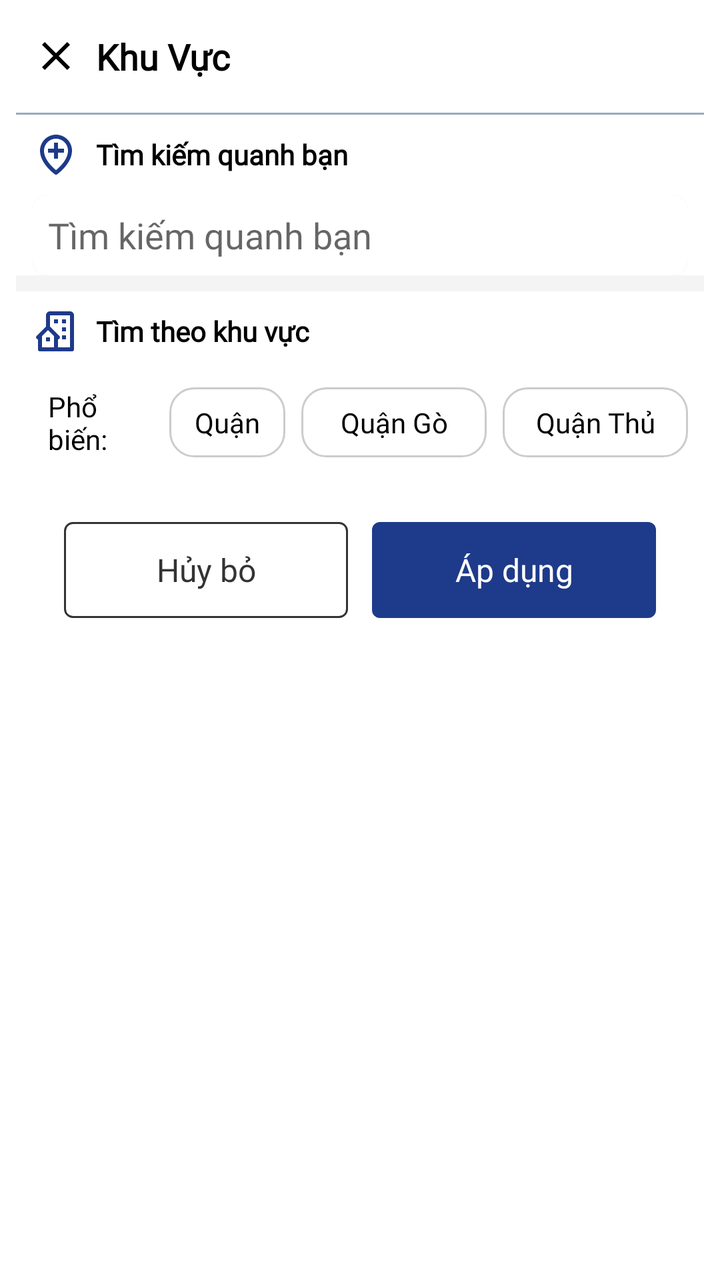
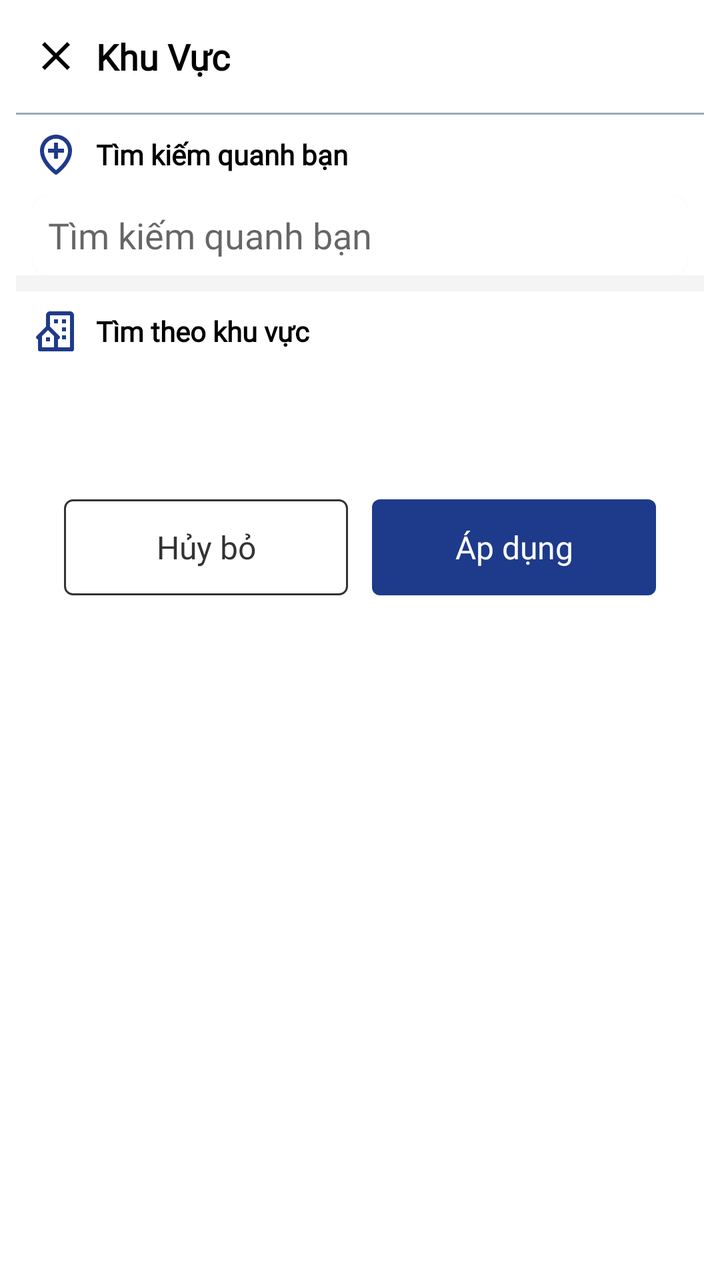

The first picture is an Android layout as it rendered before a commit; the second is the same layout after the commit. The layout source and the unified diff follow.
<!-- AndroidManifest.xml: application theme Theme.FatherOfApps -->
<!-- res/layout/dialog_filter.xml -->
<layout xmlns:android="http://schemas.android.com/apk/res/android"
    xmlns:app="http://schemas.android.com/apk/res-auto"
    xmlns:tools="http://schemas.android.com/tools">

    <data>
        <variable
            name="viewModel"
            type="com.fatherofapps.androidbase.ui.search.SearchViewModel" />
    </data>

    <androidx.constraintlayout.widget.ConstraintLayout
        android:layout_width="match_parent"
        android:layout_height="wrap_content"
        android:padding="8dp">

        
        <LinearLayout
            android:layout_width="match_parent"
            android:layout_height="wrap_content"
            android:orientation="vertical"
            app:layout_constraintEnd_toEndOf="parent"
            app:layout_constraintStart_toStartOf="parent"
            app:layout_constraintTop_toTopOf="parent">

            <LinearLayout
                android:layout_width="match_parent"
                android:layout_height="wrap_content"
                android:gravity="center_vertical"
                android:orientation="horizontal"
                android:padding="8dp">

                <ImageView
                    android:id="@+id/iv_Close"
                    android:layout_width="24dp"
                    android:layout_height="24dp"
                    android:src="@drawable/ic_close" />

                <TextView
                    android:id="@+id/tvTitle"
                    android:layout_width="wrap_content"
                    android:layout_height="wrap_content"
                    android:layout_gravity="center_vertical"
                    android:layout_marginStart="8dp"
                    android:fontFamily="@font/roboto_regular"
                    android:text="Khu Vực"
                    android:textColor="@color/black"
                    android:textSize="18sp"
                    android:textStyle="bold" /> 
            </LinearLayout>

            <View
                android:id="@+id/divider3"
                android:layout_width="match_parent"
                android:layout_height="1dp"
                android:layout_marginTop="8dp"
                android:background="@color/g_gray700"
                android:backgroundTint="@color/g_blue_gray200" />

            <LinearLayout
                android:layout_width="match_parent"
                android:layout_height="wrap_content"
                android:background="#ffff"
                android:gravity="center_vertical"
                android:orientation="horizontal"
                android:padding="8dp">

                <ImageView
                    android:id="@+id/iv_location"
                    android:layout_width="24dp"
                    android:layout_height="24dp"
                    android:src="@drawable/icon_loaction" />

                <TextView
                    android:id="@+id/tvTitle_location"
                    android:layout_width="wrap_content"
                    android:layout_height="wrap_content"
                    android:layout_gravity="center_vertical"
                    android:layout_marginStart="8dp"
                    android:fontFamily="@font/roboto_regular"
                    android:text="Tìm kiếm quanh bạn"
                    android:textColor="@color/black"
                    android:textSize="14sp"
                    android:textStyle="bold" /> 
            </LinearLayout>

            <EditText
                android:id="@+id/editTextLocation"
                android:layout_width="match_parent"
                android:layout_height="wrap_content"
                android:layout_marginStart="8dp"
                android:layout_marginEnd="8dp"
                android:background="@drawable/rounded_background"
                android:fontFamily="@font/roboto_regular"
                android:hint="Tìm kiếm quanh bạn"
                android:inputType="text"
                android:padding="8dp" />

            <LinearLayout
                android:layout_width="match_parent"
                android:layout_height="wrap_content"
                android:background="#F4F4F4"
                android:gravity="center_vertical"
                android:orientation="horizontal"
                android:padding="4dp">
                
            </LinearLayout>

            <LinearLayout
                android:layout_width="match_parent"
                android:layout_height="wrap_content"
                android:background="#ffff"
                android:gravity="center_vertical"
                android:orientation="horizontal"
                android:padding="8dp">

                <ImageView
                    android:id="@+id/iv_area"
                    android:layout_width="24dp"
                    android:layout_height="24dp"
                    android:src="@drawable/ic_building_house" />

                <TextView
                    android:id="@+id/tvTitle_area"
                    android:layout_width="wrap_content"
                    android:layout_height="wrap_content"
                    android:layout_gravity="center_vertical"
                    android:layout_marginStart="8dp"
                    android:fontFamily="@font/roboto_regular"
                    android:text="Tìm theo khu vực"
                    android:textColor="@color/black"
                    android:textSize="14sp"
                    android:textStyle="bold" /> 
            </LinearLayout>

            <LinearLayout
                android:layout_width="match_parent"
                android:layout_height="wrap_content"
                android:background="#ffff"
                android:gravity="center_vertical"
                android:orientation="horizontal"
                android:padding="8dp">

                <TextView
                    android:id="@+id/tvTitle_category_address"
                    android:layout_width="wrap_content"
                    android:layout_height="wrap_content"
                    android:layout_gravity="center_vertical"
                    android:layout_marginStart="8dp"
                    android:layout_weight="0.5"

                    android:fontFamily="@font/roboto_regular"
                    android:text="Phổ biến: "
                    android:textColor="@color/black"
                    android:textSize="14sp" />

                <TextView
                    android:id="@+id/spinner_category1"
                    android:layout_width="75dp"
                    android:layout_height="35dp"
                    android:layout_weight="1"
                    android:layout_marginStart="8dp"
                    android:background="@drawable/spinner_background"
                    android:fontFamily="@font/roboto_regular"
                    android:gravity="center"
                    android:text="Quận 1"
                    android:textColor="@android:color/black" />

                <TextView
                    android:id="@+id/spinner_category2"
                    android:layout_width="110dp"
                    android:layout_height="35dp"
                    android:layout_marginStart="8dp"
                    android:layout_weight="1"

                    android:background="@drawable/spinner_background"
                    android:fontFamily="@font/roboto_regular"
                    android:gravity="center"
                    android:text="Quận Gò Vấp"
                    android:textColor="@android:color/black" />

                <TextView
                    android:id="@+id/spinner_category3"
                    android:layout_width="110dp"
                    android:layout_height="35dp"
                    android:layout_weight="1"
                    android:layout_marginStart="8dp"
                    android:background="@drawable/spinner_background"
                    android:fontFamily="@font/roboto_regular"
                    android:gravity="center"
                    android:text="Quận Thủ Đức"
                    android:textColor="@android:color/black" />


            
            </LinearLayout>

            <LinearLayout
                android:id="@+id/linearLayout2"
                android:layout_width="match_parent"
                android:layout_height="wrap_content"
                android:layout_margin="24dp"
                android:orientation="horizontal"
                tools:layout_editor_absoluteX="24dp">

                <androidx.appcompat.widget.AppCompatButton
                    android:id="@+id/btnNegative"
                    style="@style/button_style_normal"
                    android:layout_width="0dp"
                    android:layout_height="wrap_content"
                    android:layout_marginEnd="6dp"
                    android:layout_weight="1"
                    android:text="Hủy bỏ"
                    android:textAllCaps="false" />

                <androidx.appcompat.widget.AppCompatButton
                    android:id="@+id/btnPositive"
                    style="@style/cta_button_style"
                    android:layout_width="0dp"
                    android:layout_height="wrap_content"
                    android:layout_marginStart="6dp"
                    android:layout_weight="1"
                    android:text="Áp dụng"
                    android:textAllCaps="false" />
            </LinearLayout>
        </LinearLayout>
    </androidx.constraintlayout.widget.ConstraintLayout>
</layout>
<!-- resources referenced by this layout -->
<resources>
  <color name="black">#FF000000</color>
  <color name="g_blue_gray200">#97AABD</color>
  <color name="g_gray700">#666666</color>
  <!-- drawable ic_close (drawable) -->
  <vector xmlns:android="http://schemas.android.com/apk/res/android" android:height="24dp" android:tint="#000000" android:viewportHeight="24" android:viewportWidth="24" android:width="24dp">
        
      <path android:fillColor="@android:color/white" android:pathData="M19,6.41L17.59,5 12,10.59 6.41,5 5,6.41 10.59,12 5,17.59 6.41,19 12,13.41 17.59,19 19,17.59 13.41,12z"/>
      
  </vector>
  <!-- drawable icon_loaction (drawable) -->
  <vector xmlns:android="http://schemas.android.com/apk/res/android"
      android:width="24dp"
      android:height="24dp"
      android:viewportWidth="24"
      android:viewportHeight="24">
    <path
        android:fillColor="@color/color_main"
        android:pathData="M11.42,21.815a1.004,1.004 0,0 0,1.16 0C12.884,21.598 20.029,16.44 20,10c0,-4.411 -3.589,-8 -8,-8S4,5.589 4,9.996c-0.029,6.444 7.116,11.602 7.42,11.819zM12,4c3.309,0 6,2.691 6,6.004 0.021,4.438 -4.388,8.423 -6,9.731 -1.611,-1.308 -6.021,-5.293 -6,-9.735 0,-3.309 2.691,-6 6,-6z"/>
    <path
        android:fillColor="@color/color_main"
        android:pathData="M11,14h2v-3h3V9h-3V6h-2v3H8v2h3z"/>
  </vector>
  <!-- drawable rounded_background (drawable) -->
  <layer-list xmlns:android="http://schemas.android.com/apk/res/android">
      <item>
          <shape android:shape="rectangle">
              <solid android:color="#E0E0E0" /> 
              <corners android:radius="8dp" />
          </shape>
      </item>
      <item>
          <shape android:shape="rectangle">
              <solid android:color="@color/white" /> 
              <corners android:radius="8dp" />
          </shape>
      </item>
  </layer-list>
  <!-- drawable spinner_background (drawable) -->
  <?xml version="1.0" encoding="utf-8"?>
  <shape xmlns:android="http://schemas.android.com/apk/res/android">
      
      <solid android:color="@android:color/white" />
  
      
      <stroke
          android:width="1dp"
          android:color="#CCCCCC" /> 
  
      
      <corners android:radius="12dp" />
  
      
      <padding
          android:left="8dp"
          android:top="8dp"
          android:right="8dp"
          android:bottom="8dp" />
  </shape>
  <style name="button_style_normal">
          <item name="android:textSize">16sp</item>
          <item name="android:textColor">@color/text_color</item>
          <item name="fontFamily">@font/app_font_medium</item>
          <item name="android:stateListAnimator">@null</item>
          <item name="android:background">@drawable/background_button_normal</item>
      </style>
  <style name="cta_button_style">
          <item name="android:textSize">16sp</item>
          <item name="android:textColor">@color/light_text_color</item>
          <item name="fontFamily">@font/app_font_medium</item>
          <item name="android:stateListAnimator">@null</item>
          <item name="android:background">@drawable/background_cta_button</item>
      </style>
  <color name="color_main">#1E3A8A</color>
  <color name="white">#FFFFFFFF</color>
  <color name="text_color">#333333</color>
  <!-- drawable background_button_normal (drawable) -->
  <?xml version="1.0" encoding="utf-8"?>
  <shape xmlns:android="http://schemas.android.com/apk/res/android">
  
      <corners android:radius="4dp"/>
  
      <solid android:color="@android:color/white" />
  
      <stroke android:color="@color/text_color" android:width="1dp"/>
  
  </shape>
  <color name="light_text_color">#FFFFFFFF</color>
  <!-- drawable background_cta_button (drawable) -->
  <?xml version="1.0" encoding="utf-8"?>
  <shape xmlns:android="http://schemas.android.com/apk/res/android">
  
      <corners android:radius="4dp"/>
  
      <solid android:color="@color/color_main" />
  
  </shape>
  <color name="primaryColor">#ff6c2f</color>
  <color name="primaryDarkColor">#c53a00</color>
  <color name="primaryLightColor">#ff9e5d</color>
  <!-- unchanged entries left out for length: 2 -->
</resources>

<!-- the commit's change to res/layout/dialog_filter.xml (unified diff, before → after) -->
@@ -129,7 +129,7 @@
                     android:text="Tìm theo khu vực"
                     android:textColor="@color/black"
                     android:textSize="14sp"
-                    android:textStyle="bold" /> 
+                    android:textStyle="bold" />
             </LinearLayout>
 
             <LinearLayout
@@ -137,62 +137,21 @@
                 android:layout_height="wrap_content"
                 android:background="#ffff"
                 android:gravity="center_vertical"
-                android:orientation="horizontal"
-                android:padding="8dp">
-
-                <TextView
-                    android:id="@+id/tvTitle_category_address"
-                    android:layout_width="wrap_content"
-                    android:layout_height="wrap_content"
-                    android:layout_gravity="center_vertical"
-                    android:layout_marginStart="8dp"
-                    android:layout_weight="0.5"
-
-                    android:fontFamily="@font/roboto_regular"
-                    android:text="Phổ biến: "
-                    android:textColor="@color/black"
-                    android:textSize="14sp" />
-
-                <TextView
-                    android:id="@+id/spinner_category1"
-                    android:layout_width="75dp"
-                    android:layout_height="35dp"
-                    android:layout_weight="1"
-                    android:layout_marginStart="8dp"
-                    android:background="@drawable/spinner_background"
-                    android:fontFamily="@font/roboto_regular"
-                    android:gravity="center"
-                    android:text="Quận 1"
-                    android:textColor="@android:color/black" />
-
-                <TextView
-                    android:id="@+id/spinner_category2"
-                    android:layout_width="110dp"
-                    android:layout_height="35dp"
-                    android:layout_marginStart="8dp"
-                    android:layout_weight="1"
-
-                    android:background="@drawable/spinner_background"
-                    android:fontFamily="@font/roboto_regular"
-                    android:gravity="center"
-                    android:text="Quận Gò Vấp"
-                    android:textColor="@android:color/black" />
-
-                <TextView
-                    android:id="@+id/spinner_category3"
-                    android:layout_width="110dp"
-                    android:layout_height="35dp"
-                    android:layout_weight="1"
-                    android:layout_marginStart="8dp"
-                    android:background="@drawable/spinner_background"
-                    android:fontFamily="@font/roboto_regular"
-                    android:gravity="center"
-                    android:text="Quận Thủ Đức"
-                    android:textColor="@android:color/black" />
-
-
-            
-            </LinearLayout>
+                android:orientation="vertical"
+                android:padding="8dp">
+
+                <androidx.recyclerview.widget.RecyclerView
+                    android:id="@+id/recyclerViewCategories"
+                    android:layout_width="match_parent"
+                    android:layout_height="wrap_content"
+                    android:layout_marginTop="8dp"
+                    android:padding="8dp"
+                    tools:listitem="@layout/item_district"
+                    android:clipToPadding="false"
+                    android:scrollbars="horizontal"
+                    app:layoutManager="LinearLayoutManager"/>
+            </LinearLayout>
+
 
             <LinearLayout
                 android:id="@+id/linearLayout2"
@@ -225,3 +184,21 @@
         </LinearLayout>
     </androidx.constraintlayout.widget.ConstraintLayout>
 </layout>
+<!-- res/layout/item_district.xml (included above) -->
+<LinearLayout
+    xmlns:android="http://schemas.android.com/apk/res/android"
+    android:layout_width="wrap_content"
+    android:layout_height="wrap_content"
+    android:orientation="vertical"
+    android:paddingStart="3dp">
+
+    <TextView
+        android:id="@+id/spinner_category"
+        android:layout_width="75dp"
+        android:layout_height="35dp"
+        android:background="@drawable/spinner_background"
+        android:fontFamily="@font/roboto_regular"
+        android:gravity="center"
+        android:textSize="12sp"
+        android:textColor="@android:color/black"/>
+</LinearLayout>
